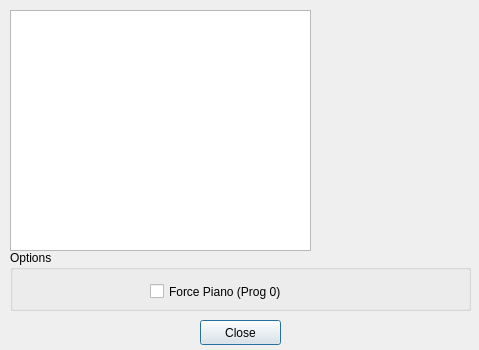
Old version of the form src/informations.ui in the repository obook/I-like-Chopin.
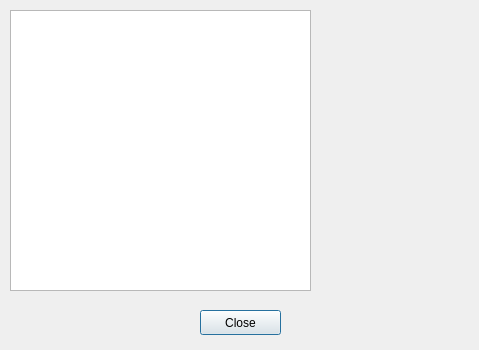
New version of the form.

Commit message: Force piano option migration from information to settings

Patch:
```diff
--- a/src/informations.ui
+++ b/src/informations.ui
@@ -17,7 +17,7 @@
    <property name="geometry">
     <rect>
      <x>200</x>
-     <y>320</y>
+     <y>310</y>
      <width>81</width>
      <height>25</height>
     </rect>
@@ -26,39 +26,13 @@
     <string>Close</string>
    </property>
   </widget>
-  <widget class="QGroupBox" name="groupBox">
-   <property name="geometry">
-    <rect>
-     <x>10</x>
-     <y>250</y>
-     <width>461</width>
-     <height>61</height>
-    </rect>
-   </property>
-   <property name="title">
-    <string>Options</string>
-   </property>
-   <widget class="QCheckBox" name="checkBox_ForceIntrument0">
-    <property name="geometry">
-     <rect>
-      <x>140</x>
-      <y>30</y>
-      <width>191</width>
-      <height>23</height>
-     </rect>
-    </property>
-    <property name="text">
-     <string>Force Piano (Prog 0)</string>
-    </property>
-   </widget>
-  </widget>
   <widget class="QTextBrowser" name="textBrowser">
    <property name="geometry">
     <rect>
      <x>10</x>
      <y>10</y>
      <width>301</width>
-     <height>241</height>
+     <height>281</height>
     </rect>
    </property>
   </widget>
@@ -68,7 +42,7 @@
      <x>320</x>
      <y>10</y>
      <width>141</width>
-     <height>241</height>
+     <height>281</height>
     </rect>
    </property>
    <layout class="QFormLayout" name="formLayout"/>
```
The commit also changes 5 other files.
